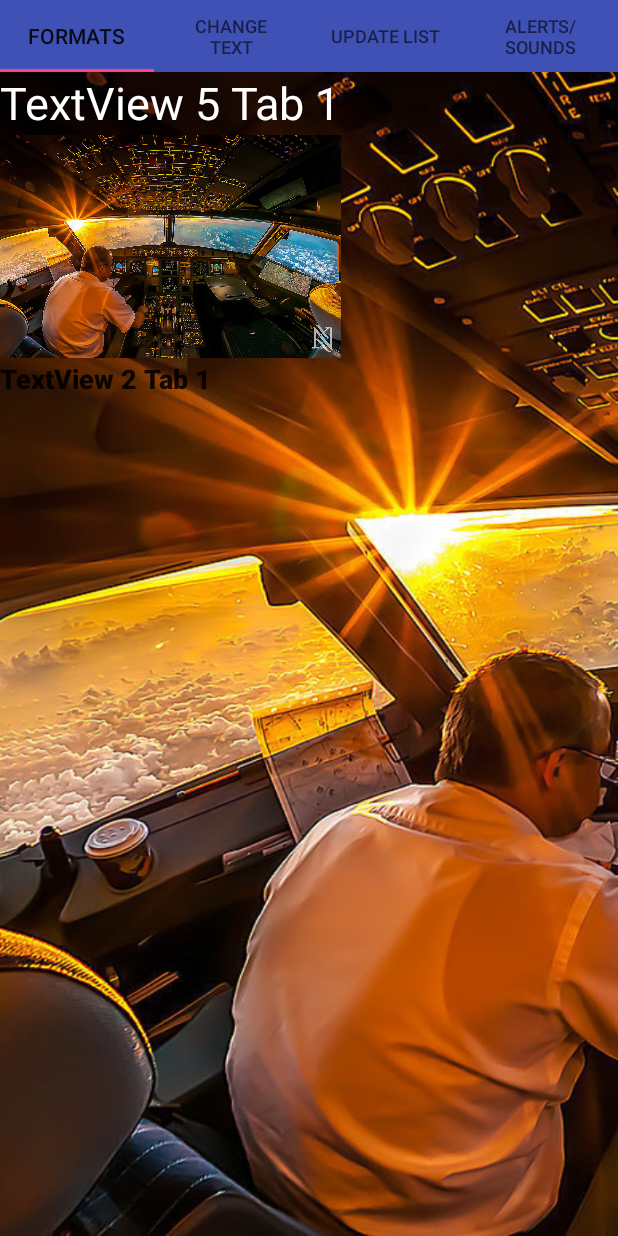
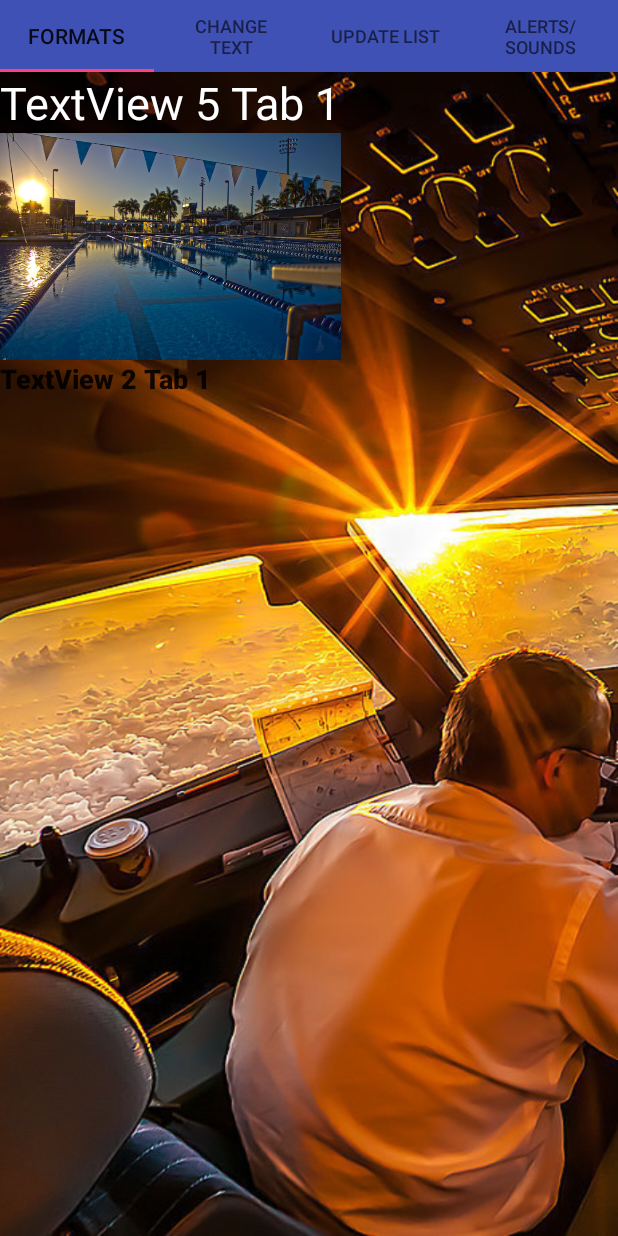
Before and after one commit to acorbin3/Mr.F-rankenstein---Android, an Android app: the screen it shows after launch (Main_Activity), on a phone screen of 412 x 824 dp. Run offline under Robolectric (Android 15) with nearby library versions, the phone set to English and light mode, and no system bars; our stand-ins replace Firebase (no records; nobody signed in at launch, a user with empty details on screens opened directly).

Commit message:
Changing to use fau_pool on first fragment. This improved the smoothness between tab's. I am guessing its because of using .jpeg file vs .png

```diff
--- a/app/src/main/res/layout/fragement_tab1.xml
+++ b/app/src/main/res/layout/fragement_tab1.xml
@@ -19,7 +19,7 @@
         android:id="@+id/imageView3"
         android:layout_width="227dp"
         android:layout_height="151dp"
-        app:srcCompat="@drawable/lifebuzz_008cd283abe9148c83ac39b934287009_limit_2000" />
+        app:srcCompat="@drawable/fau_pool" />
 
     <TextView
         android:id="@+id/textView2"
```
Also changed, not shown: app/src/main/res/drawable/fau_pool.png (added).
